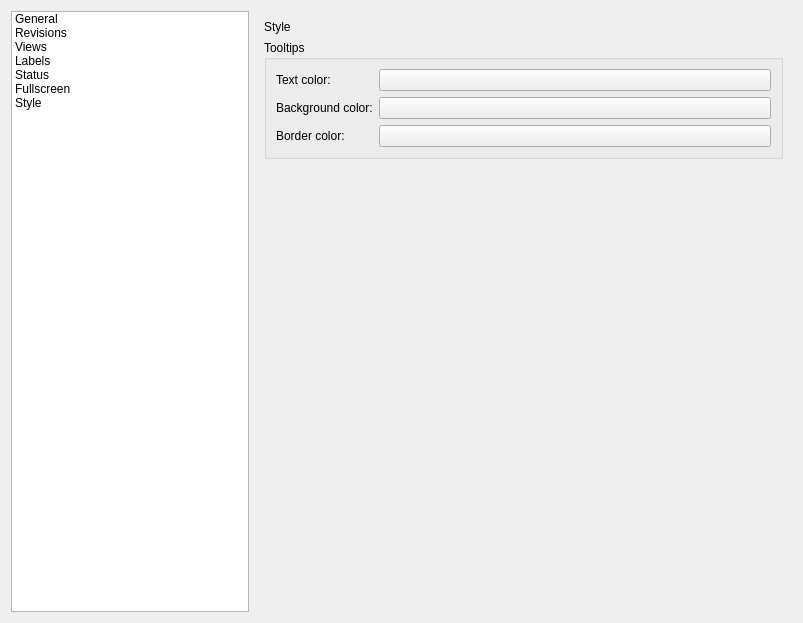
Old version of the form manuskript/ui/settings_ui.ui in the repository MustardBell/manuskript.
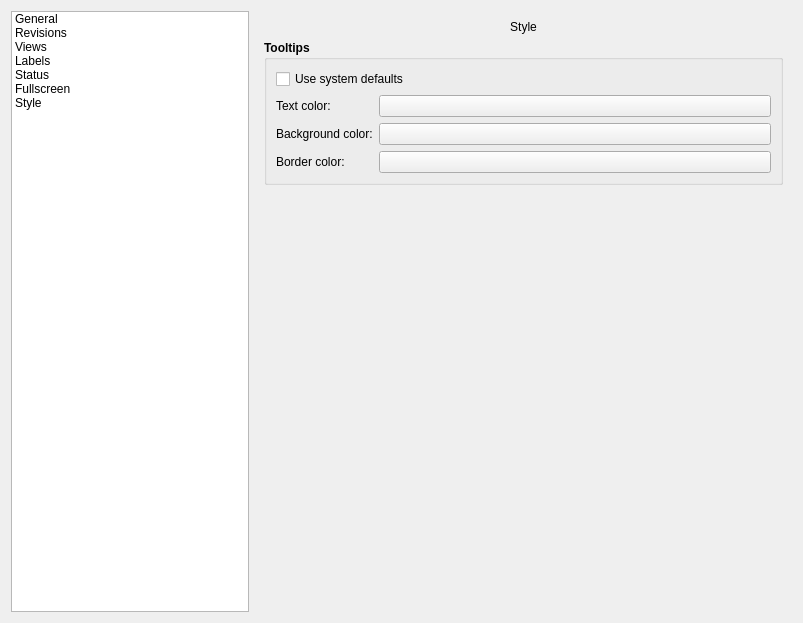
New version of the form. The open tabs and pages were chosen to show the change. Icons and pictures are not drawn.

Commit message:
Improve tooltip configuration system with conditional styling
Add "Use system defaults" toggle that allows users to choose between custom
tooltip styling and native system appearance. When enabled, tooltips use
the system's default colors and styling. When disabled, users can customize
text, background, and border colors through color picker controls.

The controls automatically show/hide based on the toggle state, and tooltip
styling is applied immediately. Settings maintain backward compatibility
with existing configurations.

The edit to the form file:
```diff
--- a/manuskript/ui/settings_ui.ui
+++ b/manuskript/ui/settings_ui.ui
@@ -3754,54 +3754,110 @@
       <layout class="QVBoxLayout" name="verticalLayout_style">
        <item>
         <widget class="QLabel" name="lblTitleStyle">
+         <property name="sizePolicy">
+          <sizepolicy hsizetype="Preferred" vsizetype="Fixed">
+           <horstretch>0</horstretch>
+           <verstretch>0</verstretch>
+          </sizepolicy>
+         </property>
          <property name="text">
           <string>Style</string>
          </property>
+         <property name="alignment">
+          <set>Qt::AlignCenter</set>
+         </property>
         </widget>
        </item>
        <item>
         <widget class="QGroupBox" name="groupBoxTooltips">
+         <property name="font">
+          <font>
+           <bold>true</bold>
+          </font>
+         </property>
          <property name="title">
           <string>Tooltips</string>
          </property>
          <layout class="QFormLayout" name="formLayout_tooltips">
-          <item row="0" column="0">
+          <item row="0" column="0" colspan="2">
+           <widget class="QCheckBox" name="chkUseSystemTooltips">
+            <property name="font">
+             <font>
+              <bold>false</bold>
+             </font>
+            </property>
+            <property name="text">
+             <string>Use system defaults</string>
+            </property>
+           </widget>
+          </item>
+          <item row="1" column="0">
            <widget class="QLabel" name="lblTooltipTextColor">
+            <property name="font">
+             <font>
+              <bold>false</bold>
+             </font>
+            </property>
             <property name="text">
              <string>Text color:</string>
             </property>
            </widget>
           </item>
-          <item row="0" column="1">
+          <item row="1" column="1">
            <widget class="QPushButton" name="btnTooltipTextColor">
+            <property name="font">
+             <font>
+              <bold>false</bold>
+             </font>
+            </property>
             <property name="text">
              <string/>
             </property>
            </widget>
           </item>
-          <item row="1" column="0">
+          <item row="2" column="0">
            <widget class="QLabel" name="lblTooltipBackgroundColor">
+            <property name="font">
+             <font>
+              <bold>false</bold>
+             </font>
+            </property>
             <property name="text">
              <string>Background color:</string>
             </property>
            </widget>
           </item>
-          <item row="1" column="1">
+          <item row="2" column="1">
            <widget class="QPushButton" name="btnTooltipBackgroundColor">
+            <property name="font">
+             <font>
+              <bold>false</bold>
+             </font>
+            </property>
             <property name="text">
              <string/>
             </property>
            </widget>
           </item>
-          <item row="2" column="0">
+          <item row="3" column="0">
            <widget class="QLabel" name="lblTooltipBorderColor">
+            <property name="font">
+             <font>
+              <bold>false</bold>
+             </font>
+            </property>
             <property name="text">
              <string>Border color:</string>
             </property>
            </widget>
           </item>
-          <item row="2" column="1">
+          <item row="3" column="1">
            <widget class="QPushButton" name="btnTooltipBorderColor">
+            <property name="font">
+             <font>
+              <bold>false</bold>
+             </font>
+            </property>
             <property name="text">
              <string/>
             </property>
```
The commit also changes 3 other files.
